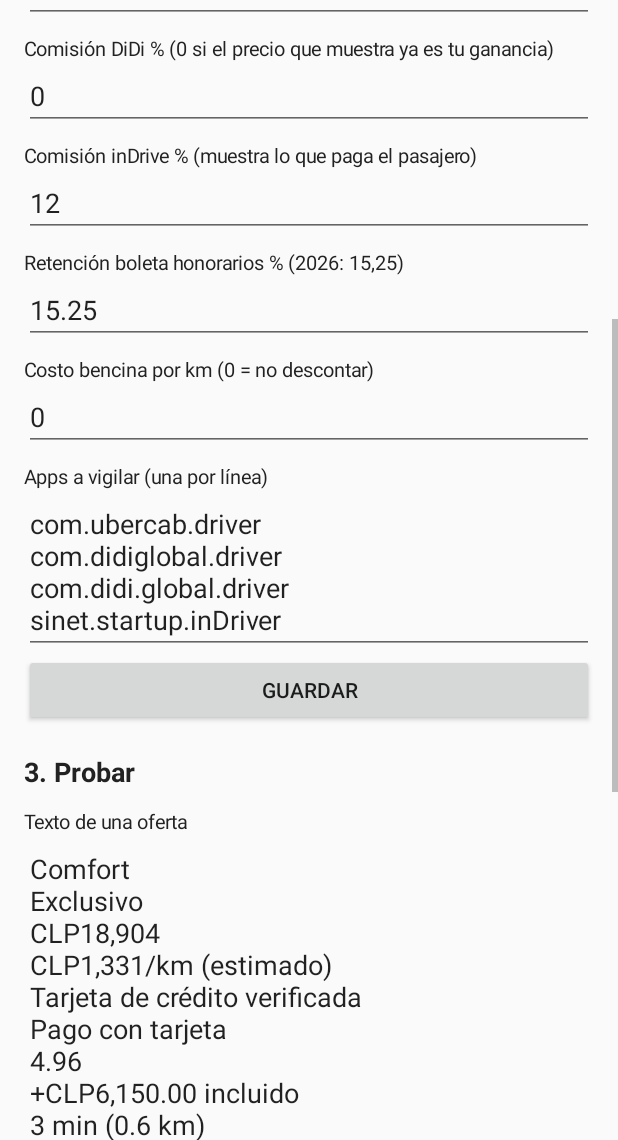
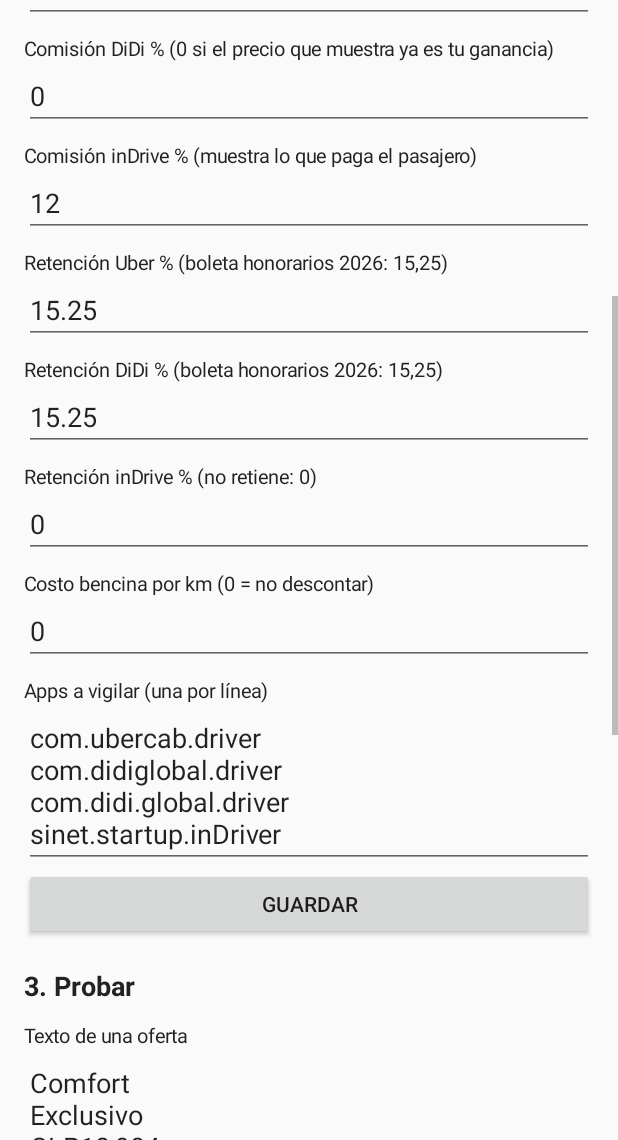
Before and after one commit to michaelpalmad-lang/filtrokm-app, an Android app: the screen it shows after launch (MainActivity), scrolled down 537 dp, on a phone screen of 412 x 824 dp, the part 96-1236 px from its top. Run offline under Robolectric (Android 15) with nearby library versions, the phone set to English and light mode, and no system bars.

Commit message:
Retención por app: Uber y DiDi 15,25%, inDrive sin retención

```diff
--- a/app/src/main/java/cl/filtrokm/CardBuilder.java
+++ b/app/src/main/java/cl/filtrokm/CardBuilder.java
@@ -19,9 +19,9 @@ public class CardBuilder {
     static final int BOX_OK = 0x33FFFFFF, BOX_BAD = 0xFF8E0000;
 
     public static View build(Context c, Parser.Offer o, Prefs p, View.OnClickListener onClose) {
-        // ganancia final = precio - comisión - retención (15,25%) - combustible
+        // ganancia final = precio - comisión - retención (solo Uber/DiDi) - combustible
         double com = o.price * p.commission(o.app) / 100.0;
-        double ret = (o.price - com) * p.retencion / 100.0;
+        double ret = (o.price - com) * p.retention(o.app) / 100.0;
         double fuel = p.costPerKm * o.km;
         double net = o.price - com - ret - fuel;
         double netKm = o.km > 0 ? net / o.km : 0;
--- a/app/src/main/java/cl/filtrokm/MainActivity.java
+++ b/app/src/main/java/cl/filtrokm/MainActivity.java
@@ -32,7 +32,7 @@ public class MainActivity extends Activity {
 
     LinearLayout col;
     TextView status;
-    EditText eKm, eHora, ePick, eCost, eComU, eComD, eComI, eRet, ePkgs, eTest;
+    EditText eKm, eHora, ePick, eCost, eComU, eComD, eComI, eRetU, eRetD, eRetI, ePkgs, eTest;
     LinearLayout preview;
     TextView diag;
 
@@ -67,7 +67,9 @@ public class MainActivity extends Activity {
         eComU = field("Comisión Uber % (0 si el precio que muestra ya es tu ganancia)", fmt(pr.comUber), true);
         eComD = field("Comisión DiDi % (0 si el precio que muestra ya es tu ganancia)", fmt(pr.comDidi), true);
         eComI = field("Comisión inDrive % (muestra lo que paga el pasajero)", fmt(pr.comIndrive), true);
-        eRet = field("Retención boleta honorarios % (2026: 15,25)", fmt(pr.retencion), true);
+        eRetU = field("Retención Uber % (boleta honorarios 2026: 15,25)", fmt(pr.retUber), true);
+        eRetD = field("Retención DiDi % (boleta honorarios 2026: 15,25)", fmt(pr.retDidi), true);
+        eRetI = field("Retención inDrive % (no retiene: 0)", fmt(pr.retIndrive), true);
         eCost = field("Costo bencina por km (0 = no descontar)", fmt(pr.costPerKm), true);
         ePkgs = field("Apps a vigilar (una por línea)", pr.pkgs, false);
         button("Guardar", new View.OnClickListener() {
@@ -128,7 +130,9 @@ public class MainActivity extends Activity {
                 .putString("comUber", eComU.getText().toString().trim())
                 .putString("comDidi", eComD.getText().toString().trim())
                 .putString("comIndrive", eComI.getText().toString().trim())
-                .putString("retencion", eRet.getText().toString().trim())
+                .putString("retUber", eRetU.getText().toString().trim())
+                .putString("retDidi", eRetD.getText().toString().trim())
+                .putString("retIndrive", eRetI.getText().toString().trim())
                 .putString("pkgs", ePkgs.getText().toString().trim())
                 .apply();
     }
--- a/app/src/main/java/cl/filtrokm/Prefs.java
+++ b/app/src/main/java/cl/filtrokm/Prefs.java
@@ -16,7 +16,7 @@ public class Prefs {
     public double maxPickupKm;   // 0 = sin filtro
     public double costPerKm;     // 0 = no calcula neto
     public double comUber, comDidi, comIndrive; // % comisión a descontar del precio mostrado
-    public double retencion;                    // % retención boleta honorarios (2026: 15,25)
+    public double retUber, retDidi, retIndrive; // % retención boleta honorarios (Uber/DiDi 15,25; inDrive no retiene)
     public String pkgs;
     public int overlayY;
 
@@ -34,7 +34,10 @@ public class Prefs {
         r.comUber = getD(p, "comUber", 0);
         r.comDidi = getD(p, "comDidi", 0);
         r.comIndrive = getD(p, "comIndrive", 12);
-        r.retencion = getD(p, "retencion", 15.25);
+        double retOld = getD(p, "retencion", 15.25);
+        r.retUber = getD(p, "retUber", retOld);
+        r.retDidi = getD(p, "retDidi", retOld);
+        r.retIndrive = getD(p, "retIndrive", 0);
         r.pkgs = p.getString("pkgs", DEFAULT_PKGS);
         r.overlayY = p.getInt("overlayY", 80);
         return r;
@@ -55,6 +58,13 @@ public class Prefs {
         return 0;
     }
 
+    public double retention(String app) {
+        if ("Uber".equals(app)) return retUber;
+        if ("DiDi".equals(app)) return retDidi;
+        if ("inDrive".equals(app)) return retIndrive;
+        return 0;
+    }
+
     public boolean isTarget(String pkg) {
         if (pkg == null) return false;
         String lp = pkg.toLowerCase();
```
